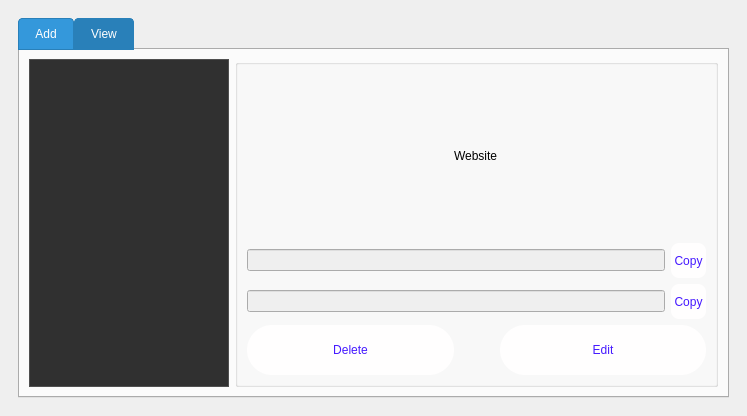
Before: the Qt Designer form ui/ui_files/mainUi.ui in noahS16/Password-Vault, drawn with Qt 5.
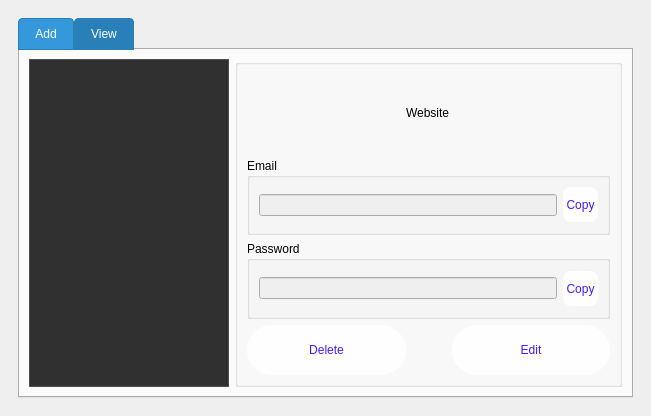
After: the same form once the commit is applied. The open tabs and pages were chosen to show the change. Icons and pictures are not drawn.

```diff
--- a/ui/ui_files/mainUi.ui
+++ b/ui/ui_files/mainUi.ui
@@ -6,7 +6,7 @@
    <rect>
     <x>0</x>
     <y>0</y>
-    <width>747</width>
+    <width>651</width>
     <height>416</height>
    </rect>
   </property>
@@ -36,7 +36,7 @@
     <item row="0" column="0">
      <widget class="QStackedWidget" name="stackedWidget">
       <property name="currentIndex">
-       <number>2</number>
+       <number>0</number>
       </property>
       <widget class="QWidget" name="select_vault_screen">
        <layout class="QVBoxLayout" name="verticalLayout_4">
@@ -772,13 +772,6 @@
                     </property>
                    </widget>
                   </item>
-                  <item>
-                   <widget class="QCheckBox" name="checkBox">
-                    <property name="text">
-                     <string>Easy-Typed</string>
-                    </property>
-                   </widget>
-                  </item>
                  </layout>
                 </widget>
                </item>
@@ -828,6 +821,10 @@
                 </widget>
                </item>
                <item>
+                <widget class="QGroupBox" name="horizontalGroupBox">
+                 <property name="title">
+                  <string>Email</string>
+                 </property>
                 <layout class="QHBoxLayout" name="horizontalLayout_9">
                  <item>
                   <widget class="QLineEdit" name="show_email_edit">
@@ -853,8 +850,13 @@
                   </widget>
                  </item>
                 </layout>
+                </widget>
                </item>
                <item>
+                <widget class="QGroupBox" name="horizontalGroupBox_2">
+                 <property name="title">
+                  <string>Password</string>
+                 </property>
                 <layout class="QHBoxLayout" name="horizontalLayout_10">
                  <item>
                   <widget class="QLineEdit" name="show_pw_edit">
@@ -880,6 +882,7 @@
                   </widget>
                  </item>
                 </layout>
+                </widget>
                </item>
                <item>
                 <layout class="QHBoxLayout" name="horizontalLayout_4">
```
Lines whose indentation alone changed are shown as unchanged.
